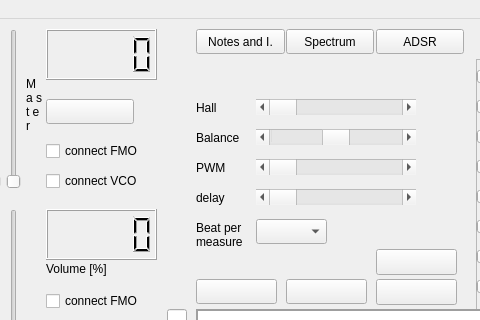
This is OceanGUI/mainwindow.ui in uglasmeyer/ocean as Qt 5 draws it before an edit; both pictures show x 284 to 764 and y 0 to 320 of the 1207 by 629 pixel window. The edited form follows.
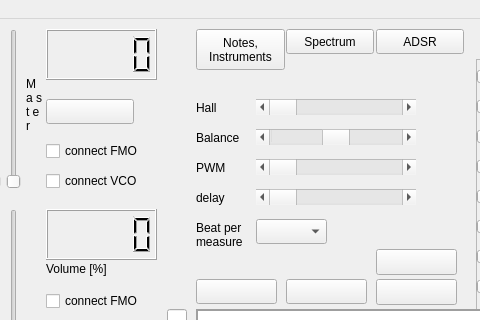
This is the edited form.

```diff
--- a/OceanGUI/mainwindow.ui
+++ b/OceanGUI/mainwindow.ui
@@ -1138,11 +1138,12 @@
       <x>480</x>
       <y>10</y>
       <width>89</width>
-      <height>25</height>
+      <height>41</height>
      </rect>
     </property>
     <property name="text">
-     <string>Notes and I.</string>
+     <string>Notes,  
+Instruments</string>
     </property>
    </widget>
    <widget class="QPushButton" name="pBtoggleRecord">
```
